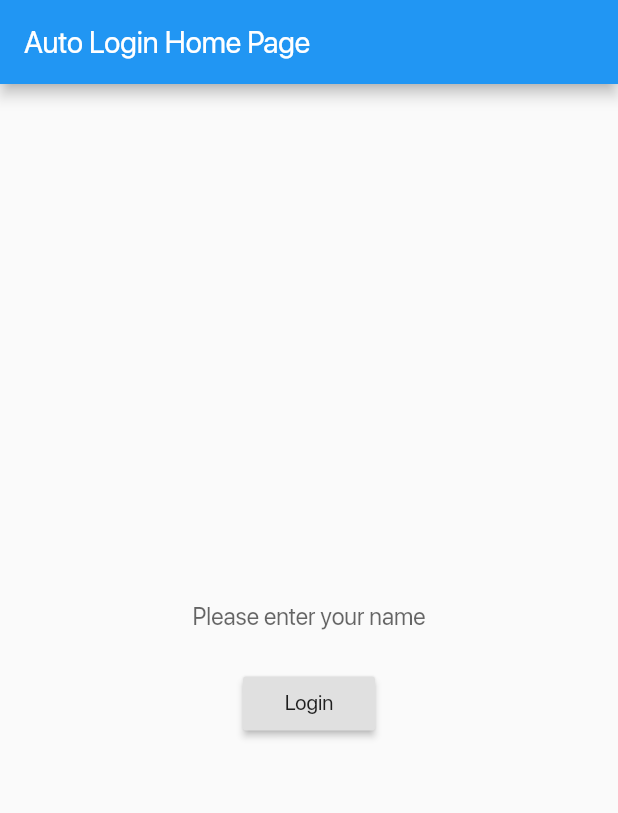
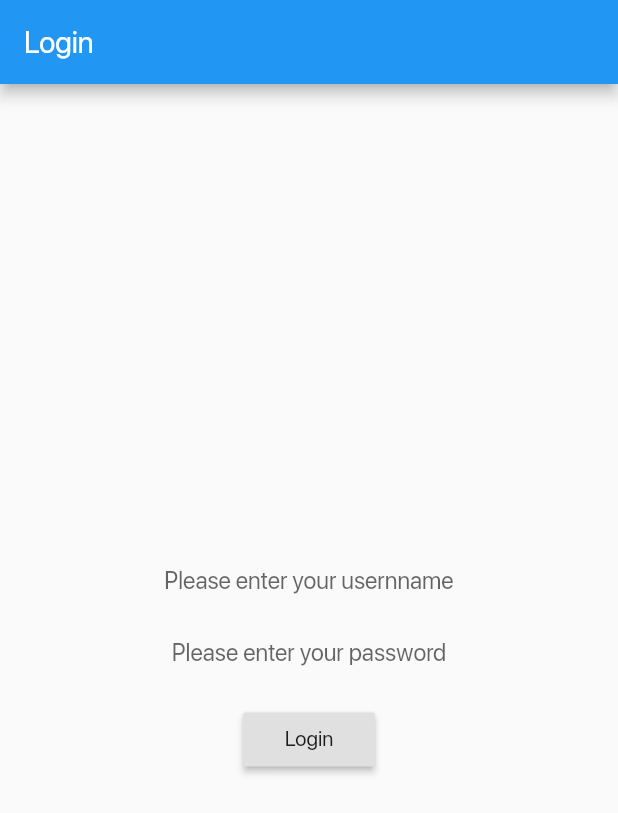
Before and after one commit to jonnachen/ponder, a Flutter app: the screen it shows after launch, after a tap on "Login", on a phone screen of 412 x 824 dp. Shown: the top 813 px of the screen. Run offline on Flutter 3.47's test engine with Material 2 defaults, Android fonts, the phone set to English and light mode, and no system bars; our stand-ins replace shared_preferences; accounts and stored records are empty; network calls fail.

Commit message:
get jank version of login kinda working

```diff
--- /dev/null
+++ b/lib/classes/article.dart
@@ -0,0 +1,28 @@
+import 'dart:convert';
+
+class Article {
+  String id;
+  String title;
+  String url;
+  List<String> tags;
+
+  Article({this.id, this.title, this.url, this.tags});
+
+  factory Article.fromJson(Map<String, dynamic> json) {
+    List<dynamic> jsonTags = json['tags'];
+    List<String> tags = jsonTags != null ? jsonTags.cast<String>() : null;
+    return Article(
+      id: json['_id'],
+      title: json['title'],
+      url: json['url'],
+      tags: tags,
+    );
+  }
+
+  Map toJson() => {
+        '_id': id,
+        'title': title,
+        'url': url,
+        'tags': jsonEncode(tags.map((tag) => jsonEncode(tag)).toList())
+      };
+}
--- /dev/null
+++ b/lib/classes/journalEntry.dart
@@ -0,0 +1,13 @@
+class Intent {
+  String name;
+  int confidence;
+}
+
+class JournalEntry {
+  int id;
+  String text;
+  int positivityScore;
+  Intent intent;
+  DateTime createdAt;
+  DateTime updatedAt;
+}
--- /dev/null
+++ b/lib/classes/user.dart
@@ -0,0 +1,40 @@
+import 'dart:convert';
+import "article.dart";
+import "journalEntry.dart";
+
+class User {
+  String id;
+  String username;
+  List<Article> articles;
+  List<JournalEntry> journals;
+  int loginStreak;
+
+  User(
+      {this.id, this.username, this.articles, this.journals, this.loginStreak});
+
+  factory User.fromJson(Map<String, dynamic> json) {
+    var jsonArticles = json['articles'] as List;
+    List<Article> articles =
+        jsonArticles.map((article) => Article.fromJson(article)).toList();
+    return User(
+        id: json['_id'],
+        username: json['username'],
+        articles: articles,
+        journals: [],
+        loginStreak:
+            json['loginStreak'] != null ? int.parse(json['loginStreak']) : 0);
+  }
+
+  Map toJson() {
+    print('yoooooo');
+    return {
+      '_id': id,
+      'username': username,
+      'articles':
+          jsonEncode(articles.map((article) => jsonEncode(article)).toList()),
+      'journals':
+          '[]', //jsonEncode(journals.map((journal) => jsonEncode(journal))),
+      'loginStreak': '0' //jsonEncode(loginStreak)
+    };
+  }
+}
--- /dev/null
+++ b/lib/constants/routes.dart
@@ -0,0 +1,6 @@
+library routes;
+
+const String mode = "develop";
+const String path = mode == "staging" ?
+"https://shielded-hollows-00058.herokuapp.com/api/" :
+"http://localhost:3000/api/";
--- a/lib/login.dart
+++ b/lib/login.dart
@@ -1,4 +1,9 @@
 import 'package:flutter/material.dart';
+import 'package:shared_preferences/shared_preferences.dart';
+import 'package:http/http.dart' as http;
+import 'dart:convert';
+import 'classes/user.dart';
+import 'constants/routes.dart' as routes;
 
 class Login extends StatefulWidget {
   @override
@@ -6,11 +11,124 @@ class Login extends StatefulWidget {
 }
 
 class _LoginState extends State<Login> {
+  bool loggedIn = false;
+  bool error = false;
+  TextEditingController nameController = TextEditingController();
+  TextEditingController passwordController = TextEditingController();
+  User user;
+
+  @override
+  void initState() {
+    super.initState();
+    autoLogin();
+  }
+
+  void autoLogin() async {
+    final SharedPreferences prefs = await SharedPreferences.getInstance();
+    String storedUser = prefs.getString('user');
+
+    if (storedUser != null) {
+      setState(() {
+        loggedIn = true;
+        user = User.fromJson(json.decode(storedUser));
+      });
+      return;
+    }
+  }
+
+  Future<User> getUser() async {
+    final username = nameController.text;
+    final password = passwordController.text;
+    final http.Response response = await http.post(
+      routes.path + 'users/login',
+      headers: <String, String>{
+        'Content-Type': 'application/json; charset=UTF-8',
+      },
+      body: jsonEncode(<String, String>{
+        'username': username,
+        'password': password,
+      }),
+    );
+    if (response.statusCode == 200) {
+      return User.fromJson(json.decode(response.body)['user']);
+    } else {
+      setState(() {
+        error = true;
+      });
+      throw Exception('Failed to load user');
+    }
+  }
+
+  Future<Null> login() {
+    getUser().then((user) async {
+      print("success!");
+
+      // Save the user locally on the device
+      final SharedPreferences prefs = await SharedPreferences.getInstance();
+      final jsonUser = jsonEncode(user);
+      prefs.setString('user', jsonUser);
+
+      setState(() {
+        error = false;
+        loggedIn = true;
+      });
+
+      Navigator.pushNamed(context, '/home');
+    }).catchError((err) {
+      print(err);
+      print("error :(");
+    });
+  }
+
+  Future<Null> logout() async {
+    print("logging out");
+    SharedPreferences preferences = await SharedPreferences.getInstance();
+    //remove the user from shared preferences, logging out if this is successful
+    preferences.remove('user').then((removed) =>
+        removed ??
+        setState(() {
+          user = null;
+          loggedIn = false;
+        }));
+  }
+
   @override
   Widget build(BuildContext context) {
-    return new Scaffold(
-      body: new Center(
-        child: new Text("sign up"),
+    return Scaffold(
+      appBar: AppBar(
+        title: Text('Login'),
+      ),
+      body: Center(
+        child: Column(
+          mainAxisAlignment: MainAxisAlignment.center,
+          children: <Widget>[
+            !loggedIn
+                ? new Column(children: [
+                    TextField(
+                      textAlign: TextAlign.center,
+                      controller: nameController,
+                      decoration: InputDecoration(
+                          border: InputBorder.none,
+                          hintText: 'Please enter your usernname'),
+                    ),
+                    TextField(
+                      textAlign: TextAlign.center,
+                      controller: passwordController,
+                      decoration: InputDecoration(
+                          border: InputBorder.none,
+                          hintText: 'Please enter your password'),
+                    )
+                  ])
+                : Text('You are logged in'),
+            SizedBox(height: 10.0),
+            RaisedButton(
+              onPressed: () {
+                login();
+              },
+              child: loggedIn ? Text('Logout') : Text('Login'),
+            )
+          ],
+        ),
       ),
     );
   }
--- a/lib/main.dart
+++ b/lib/main.dart
@@ -1,6 +1,4 @@
 import 'package:flutter/material.dart';
-import 'package:shared_preferences/shared_preferences.dart';
-import 'Login.dart';
 import 'archive.dart';
 import 'account.dart';
 import 'login.dart';
@@ -21,74 +19,7 @@ class MyApp extends StatelessWidget {
           '/': (context) => Login(),
           // When navigating to the "/second" route, build the bottom navigation widget.
           '/home': (context) => MyBottomNavigationBar(),
-        }
-    );
-  }
-}
-
-class Login extends StatefulWidget {
-  @override
-  _LoginState createState() => _LoginState();
-}
-
-class _LoginState extends State<Login>{
-  bool loggedIn  = false;
-  TextEditingController nameController = TextEditingController();
-
-  @override
-  void initState(){
-    super.initState();
-    autoLogin();
-  }
-
-  void autoLogin() async {
-    final SharedPreferences prefs = await SharedPreferences.getInstance();
-    final String user = prefs.getString('user');
-
-    if (user != null){
-      setState(() {
-        loggedIn = true;
-        user;
-      });
-      return;
-    }
-  }
-
-  Future<Null> login(){
-    print("if I actually had this set up, this would log the  user in");
-  }
-
-  Future<Null> logout(){
-    print("if I actually had this set up, this would log the  user out");
-  }
-
-  @override
-  Widget build(BuildContext context) {
-    return Scaffold(
-      appBar: AppBar(
-        title: Text('Auto Login Home Page'),
-      ),
-      body: Center(
-        child: Column(
-          mainAxisAlignment: MainAxisAlignment.center,
-          children: <Widget>[
-            !loggedIn ? TextField(
-              textAlign: TextAlign.center,
-              controller: nameController,
-              decoration: InputDecoration(
-                  border: InputBorder.none, hintText: 'Please enter your name'),
-            ) : Text('You are logged in'),
-            SizedBox(height: 10.0),
-            RaisedButton(
-              onPressed: () {
-                loggedIn ? logout() : login();
-              },
-              child: loggedIn ? Text('Logout') : Text('Login'),
-            )
-          ],
-        ),
-      ),
-    );
+        });
   }
 }
 
@@ -100,7 +31,6 @@ class MyBottomNavigationBar extends StatefulWidget {
 class _MyBottomNavigationBarState extends State<MyBottomNavigationBar> {
   int _currentIndex = 0;
   final List<Widget> _children = [
-    Login(),
     Archive(),
     Account(),
   ];
--- a/pubspec.yaml
+++ b/pubspec.yaml
@@ -29,8 +29,11 @@ dependencies:
   # Use with the CupertinoIcons class for iOS style icons.
   cupertino_icons: ^0.1.3
 
-  ## The following allows for storing datalocally.
+  # The following allows for storing datalocally.
   shared_preferences: ^0.5.1+2
+
+  # To make REST api requests to the backend
+  http: ^0.12.1
 
 dev_dependencies:
   flutter_test:
```
Also changed, not shown: pubspec.lock.
